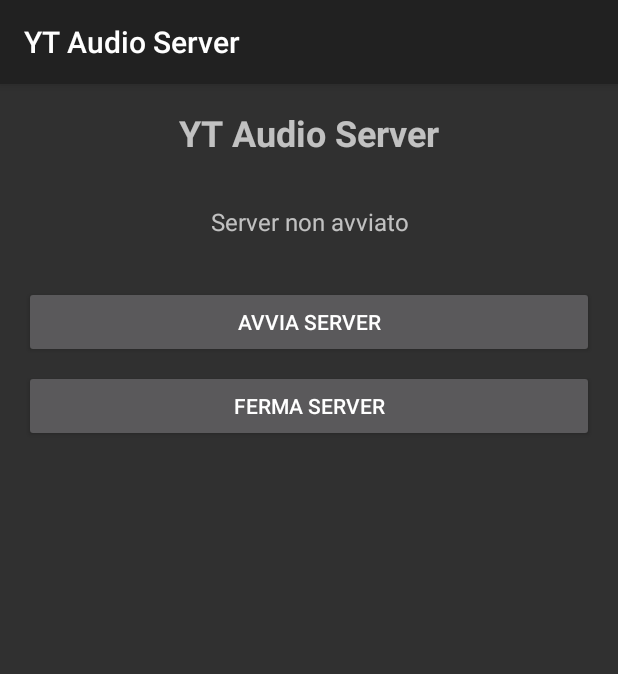
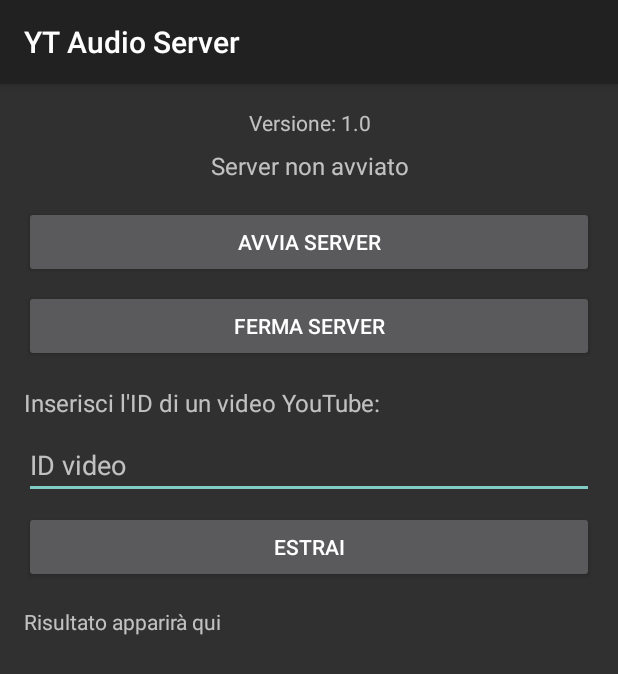
Before and after one commit to IzioSettanta/yt-audio-server, an Android app: the screen it shows after launch (MainActivity), on a phone screen of 412 x 824 dp. Shown: the top 674 px of the screen. Run offline under Robolectric (Android 15) with nearby library versions, the phone set to English and light mode, and no system bars; libraries missing offline, so code that uses them is left out: org.schabi.newpipe; 3 statements that could not run were skipped.

Commit message:
Update activity_main.xml

```diff
--- a/app/src/main/res/layout/activity_main.xml
+++ b/app/src/main/res/layout/activity_main.xml
@@ -8,13 +8,13 @@
     tools:context=".MainActivity">
 
     <TextView
+        android:id="@+id/versionTextView"
         android:layout_width="match_parent"
         android:layout_height="wrap_content"
-        android:text="YT Audio Server"
-        android:textSize="24sp"
-        android:textStyle="bold"
         android:gravity="center"
-        android:layout_marginBottom="32dp" />
+        android:textSize="14sp"
+        android:layout_marginBottom="8dp"
+        android:text="Versione: 1.0" />
 
     <TextView
         android:id="@+id/statusTextView"
@@ -23,7 +23,7 @@
         android:text="Server non avviato"
         android:textSize="16sp"
         android:gravity="center"
-        android:layout_marginBottom="32dp" />
+        android:layout_marginBottom="16dp" />
 
     <Button
         android:id="@+id/startButton"
@@ -36,6 +36,34 @@
         android:id="@+id/stopButton"
         android:layout_width="match_parent"
         android:layout_height="wrap_content"
-        android:text="Ferma Server" />
+        android:text="Ferma Server"
+        android:layout_marginBottom="16dp" />
 
+    <TextView
+        android:layout_width="match_parent"
+        android:layout_height="wrap_content"
+        android:text="Inserisci l'ID di un video YouTube:"
+        android:textSize="16sp"
+        android:layout_marginBottom="8dp" />
+
+    <EditText
+        android:id="@+id/edtVideoId"
+        android:layout_width="match_parent"
+        android:layout_height="wrap_content"
+        android:hint="ID video"
+        android:layout_marginBottom="8dp" />
+
+    <Button
+        android:id="@+id/btnGetInfo"
+        android:layout_width="match_parent"
+        android:layout_height="wrap_content"
+        android:text="Estrai" />
+
+    <TextView
+        android:id="@+id/lblResult"
+        android:layout_width="match_parent"
+        android:layout_height="wrap_content"
+        android:layout_marginTop="16dp"
+        android:text="Risultato apparirà qui"
+        android:textSize="14sp" />
 </LinearLayout>
```
